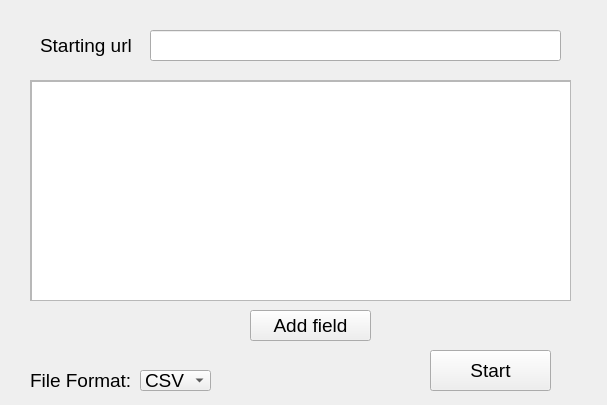
This is Scraper_app/main.ui in mido-99/Full-Projects as Qt 5 draws it before an edit. The edited form follows.
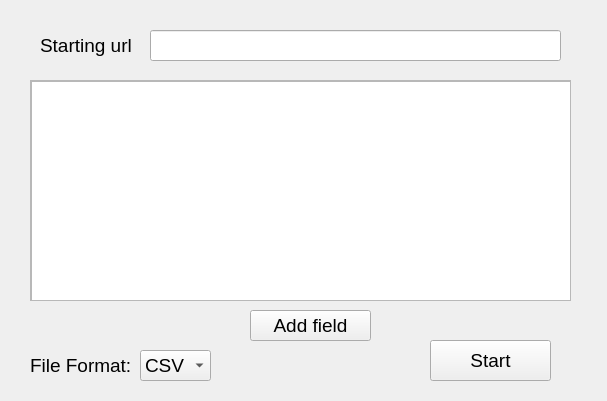
This is the edited form.

Commit message: Data retrieved from ListItem fields

Patch:
```diff
--- a/Scraper_app/main.ui
+++ b/Scraper_app/main.ui
@@ -7,7 +7,7 @@
     <x>0</x>
     <y>0</y>
     <width>607</width>
-    <height>405</height>
+    <height>401</height>
    </rect>
   </property>
   <property name="font">
@@ -53,7 +53,7 @@
    <property name="geometry">
     <rect>
      <x>430</x>
-     <y>350</y>
+     <y>340</y>
      <width>121</width>
      <height>41</height>
     </rect>
@@ -66,9 +66,9 @@
    <property name="geometry">
     <rect>
      <x>140</x>
-     <y>370</y>
+     <y>350</y>
      <width>71</width>
-     <height>21</height>
+     <height>31</height>
     </rect>
    </property>
    <item>
@@ -91,9 +91,9 @@
    <property name="geometry">
     <rect>
      <x>30</x>
-     <y>370</y>
+     <y>350</y>
      <width>101</width>
-     <height>21</height>
+     <height>31</height>
     </rect>
    </property>
    <property name="text">
```
The commit also changes 2 other files.
